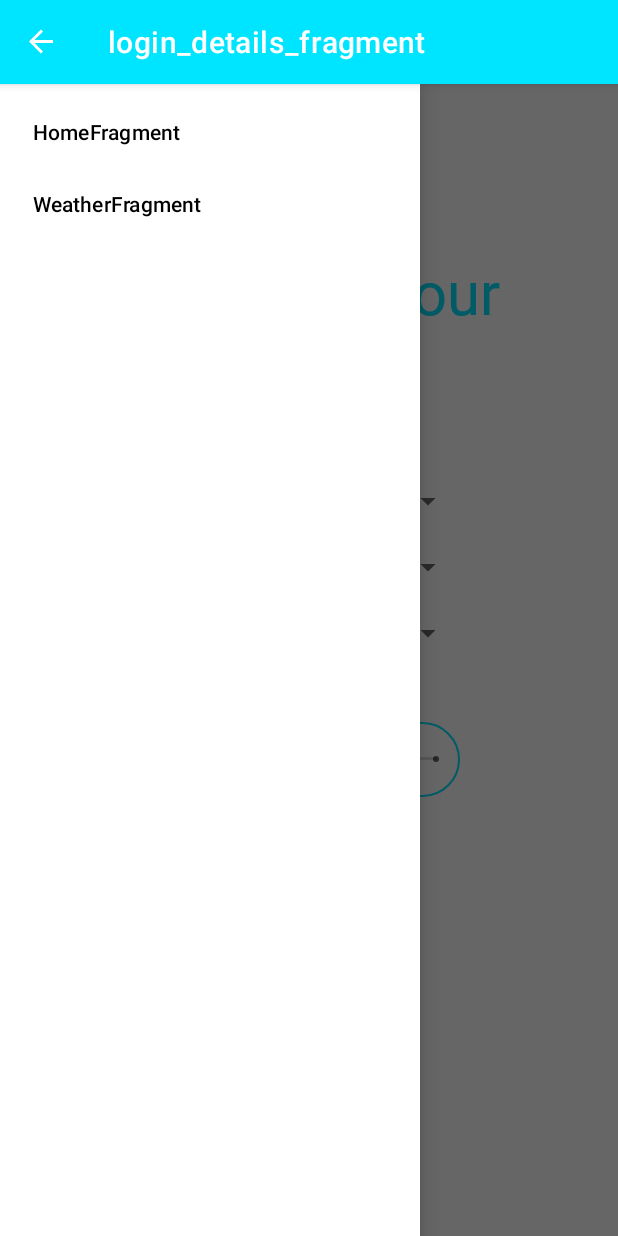
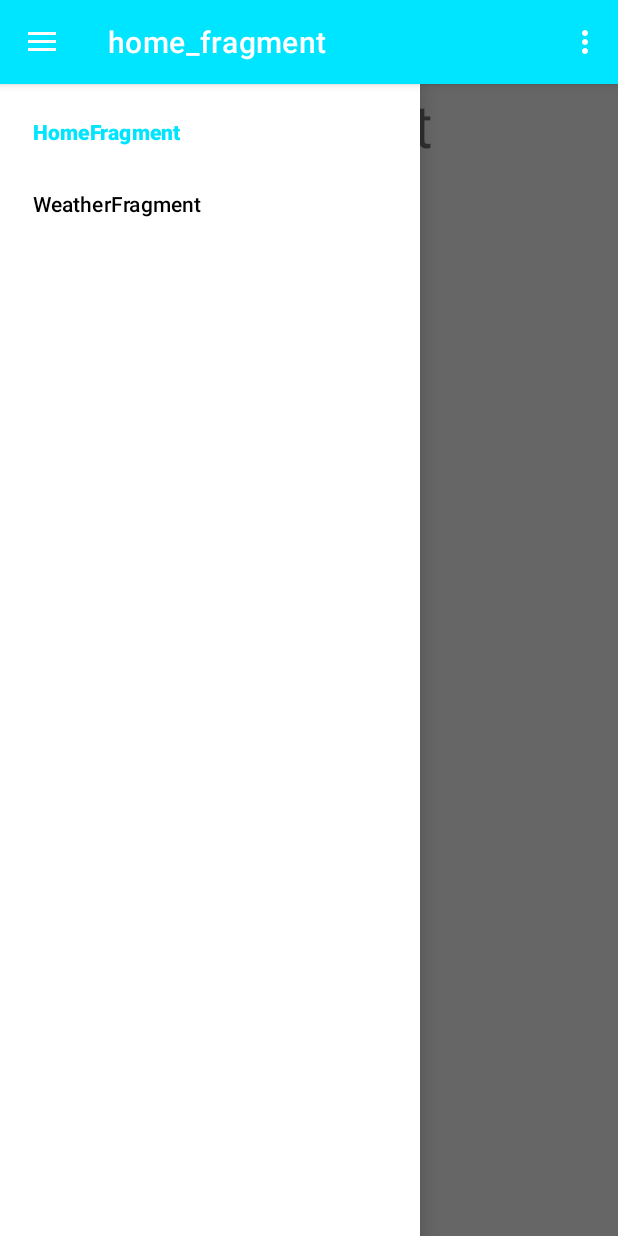
Before and after one commit to RiceanVlad/SkiRentalBachelorDegree, an Android app: the screen it shows after launch once a user with an empty profile is signed in (MainActivity), with the side drawer open, on a phone screen of 412 x 824 dp. Run offline under Robolectric (Android 15) with nearby library versions, the phone set to English and light mode, and no system bars; our stand-ins replace Firebase (no records; nobody signed in at launch, a user with empty details on screens opened directly), data binding, navigation-ui; Roboto replaces fonts that are not available here.

Commit message:
-add hamburger to navigation drawer on start fragment

```diff
--- a/app/src/main/java/com/example/skirental/ui/activities/MainActivity.kt
+++ b/app/src/main/java/com/example/skirental/ui/activities/MainActivity.kt
@@ -3,6 +3,7 @@ package com.example.skirental.ui.activities
 import androidx.appcompat.app.AppCompatActivity
 import android.os.Bundle
 import androidx.databinding.DataBindingUtil
+import androidx.drawerlayout.widget.DrawerLayout
 import androidx.navigation.findNavController
 import androidx.navigation.fragment.NavHostFragment
 import androidx.navigation.ui.NavigationUI
@@ -12,23 +13,25 @@ import com.example.skirental.databinding.ActivityMainBinding
 class MainActivity : AppCompatActivity() {
 
     private lateinit var binding: ActivityMainBinding
+    private lateinit var drawerLayout: DrawerLayout
 
     override fun onCreate(savedInstanceState: Bundle?) {
         super.onCreate(savedInstanceState)
 
         binding = DataBindingUtil.setContentView(this, R.layout.activity_main)
+        drawerLayout = binding.drawerLayout
 
         val navHostFragment =
             supportFragmentManager.findFragmentById(R.id.myNavHostFragment) as NavHostFragment
         val navController = navHostFragment.navController
-        NavigationUI.setupActionBarWithNavController(this, navController)
         NavigationUI.setupWithNavController(binding.navView, navController)
+        NavigationUI.setupActionBarWithNavController(this, navController, drawerLayout)
     }
 
     override fun onSupportNavigateUp(): Boolean {
         val navHostFragment =
             supportFragmentManager.findFragmentById(R.id.myNavHostFragment) as NavHostFragment
         val navController = navHostFragment.navController
-        return navController.navigateUp()
+        return NavigationUI.navigateUp(navController, drawerLayout)
     }
 }
--- a/app/src/main/java/com/example/skirental/ui/fragments/StartFragment.kt
+++ b/app/src/main/java/com/example/skirental/ui/fragments/StartFragment.kt
@@ -25,7 +25,7 @@ class StartFragment : Fragment() {
         binding.lifecycleOwner = this
         binding.viewModel = viewModel
 
-        findNavController().navigate(StartFragmentDirections.actionStartFragmentToLoginDetailsFragment())
+//        findNavController().navigate(StartFragmentDirections.actionStartFragmentToLoginDetailsFragment())
 
         return binding.root
     }
--- a/app/src/main/res/menu/options_menu.xml
+++ b/app/src/main/res/menu/options_menu.xml
@@ -4,4 +4,6 @@
         android:id="@+id/homeFragment"/>
     <item android:title="WeatherFragment"
         android:id="@+id/weatherFragment"/>
+    <item android:title="StartFragment"
+        android:id="@+id/startFragment"/>
 </menu>
--- a/app/src/main/res/navigation/nav_graph.xml
+++ b/app/src/main/res/navigation/nav_graph.xml
@@ -3,7 +3,7 @@
              xmlns:app="http://schemas.android.com/apk/res-auto"
     xmlns:tools="http://schemas.android.com/tools"
     android:id="@+id/nav_graph"
-    app:startDestination="@id/startFragment">
+    app:startDestination="@id/homeFragment">
 
     <fragment
         android:id="@+id/loginDetailsFragment"
```
